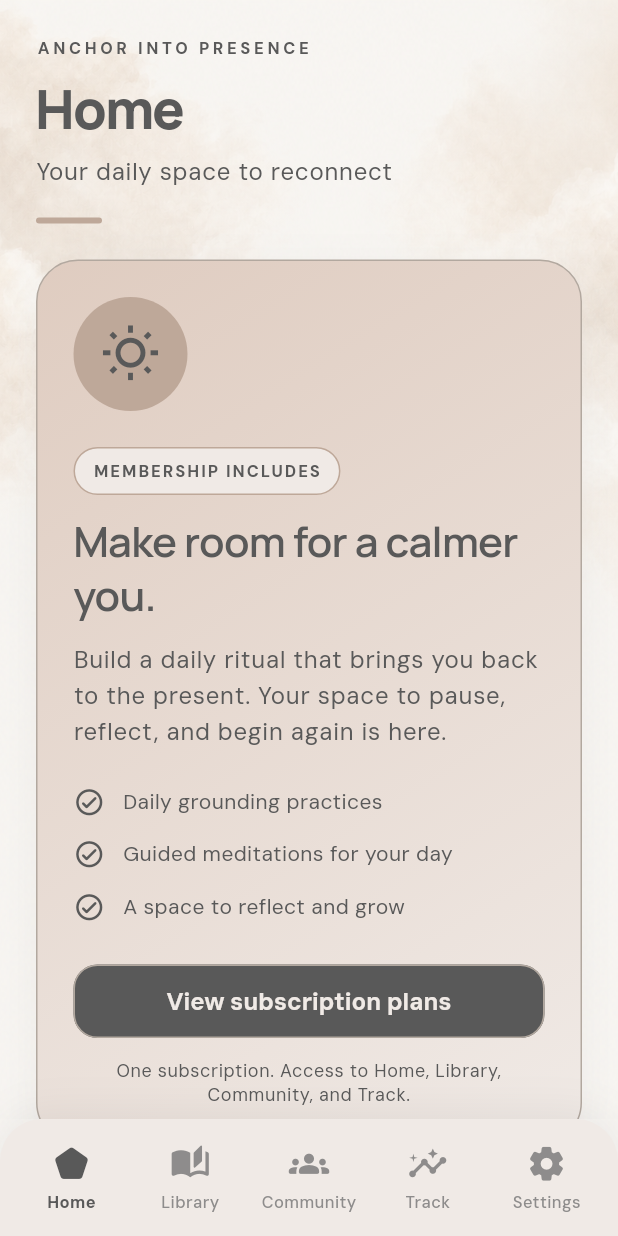
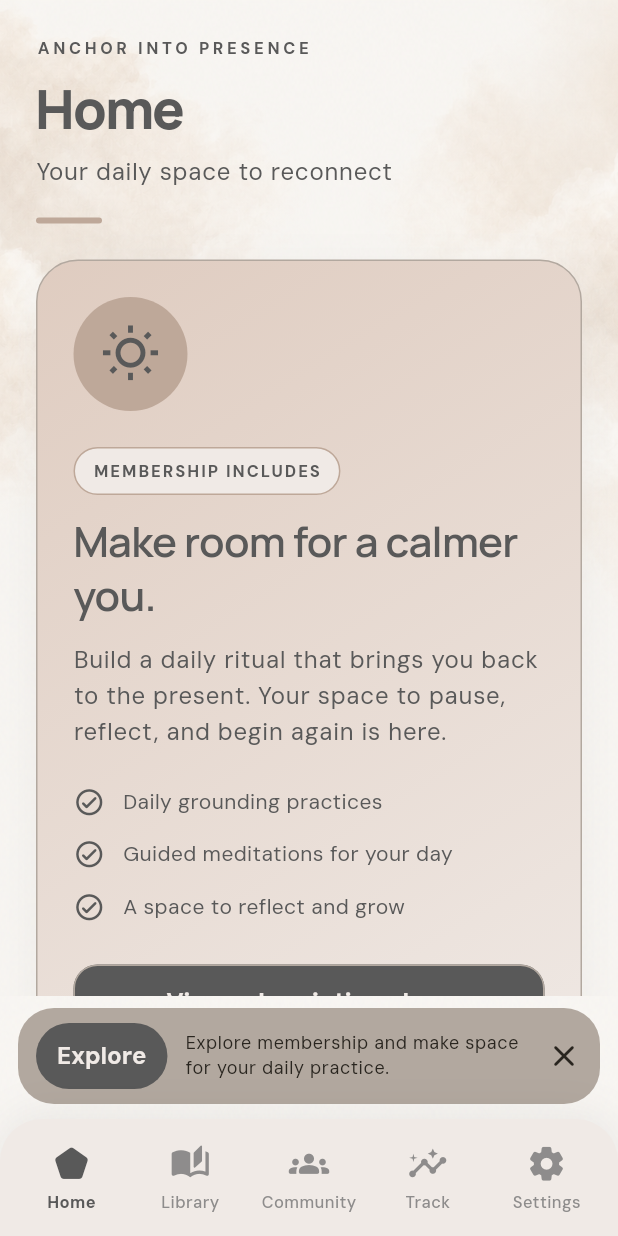
Before and after one commit to inteszel143/AnchorIntoPresence-frontend, a Flutter app: the screen it shows after launch, after a tap on "Next", after a tap on the "chevron left" icon, after a tap on "Skip", on a phone screen of 412 x 824 dp. Run offline on Flutter 3.47's test engine with Material 3 defaults, Android fonts, the light colour scheme and no system bars; our stand-ins replace app_links, auto_size_text, bloc, connectivity_plus, equatable, firebase_auth and 18 more; missing offline and left inert: adaptive_platform_ui, android_intent_plus, in_app_purchase_android, in_app_purchase_storekit; accounts and stored records are empty; network calls fail; project files that could hold a hidden picture were left out.

```diff
--- a/lib/common/main_screen.dart
+++ b/lib/common/main_screen.dart
@@ -1,5 +1,6 @@
 import 'package:mindfully_evolve_app/common/widgets/app_scaffold.dart';
 import 'widgets/app_tab_bar.dart';
+import 'widgets/membership_banner.dart';
 
 import 'package:flutter/material.dart';
 import 'widgets/subscription_tab_page.dart';
@@ -24,6 +25,7 @@ class MainScreen extends StatefulWidget {
 class _MainScreenState extends State<MainScreen> {
   int _selectedIndex = 0;
   final Set<int> _visited = {};
+  bool _membershipBannerDismissed = false;
 
   @override
   void initState() {
@@ -73,9 +75,20 @@ class _MainScreenState extends State<MainScreen> {
                     : pages[index])
                 : const SizedBox.shrink()),
       ),
-      bottomNavigationBar: AppTabBar(
-        selectedIndex: _selectedIndex,
-        onTap: _onItemTapped,
+      bottomNavigationBar: Column(
+        mainAxisSize: MainAxisSize.min,
+        children: [
+          if (!globals.isSubscribed && !_membershipBannerDismissed)
+            MembershipBanner(
+              onExplore: _openSubscriptionPlans,
+              onDismiss: () =>
+                  setState(() => _membershipBannerDismissed = true),
+            ),
+          AppTabBar(
+            selectedIndex: _selectedIndex,
+            onTap: _onItemTapped,
+          ),
+        ],
       ),
     );
   }
--- /dev/null
+++ b/lib/common/widgets/membership_banner.dart
@@ -0,0 +1,72 @@
+import 'package:flutter/material.dart';
+
+class MembershipBanner extends StatelessWidget {
+  const MembershipBanner({
+    super.key,
+    required this.onExplore,
+    required this.onDismiss,
+  });
+
+  final VoidCallback onExplore;
+  final VoidCallback onDismiss;
+
+  @override
+  Widget build(BuildContext context) {
+    final colors = Theme.of(context).colorScheme;
+    return SafeArea(
+      top: false,
+      bottom: false,
+      child: Padding(
+        padding: const EdgeInsets.fromLTRB(12, 8, 12, 10),
+        child: Material(
+          color: colors.primaryContainer,
+          borderRadius: BorderRadius.circular(24),
+          child: Padding(
+            padding: const EdgeInsets.only(left: 12, top: 8, bottom: 8),
+            child: Row(
+              children: [
+                Expanded(
+                  child: LayoutBuilder(builder: (context, constraints) {
+                    final button = FilledButton(
+                      onPressed: onExplore,
+                      style: FilledButton.styleFrom(
+                        minimumSize: const Size(0, 44),
+                        padding: const EdgeInsets.symmetric(horizontal: 14),
+                      ),
+                      child: const Text('Explore'),
+                    );
+                    final message = Text(
+                      'Explore membership and make space for your daily practice.',
+                      style: Theme.of(context).textTheme.bodySmall?.copyWith(
+                            color: colors.onPrimaryContainer,
+                            height: 1.4,
+                          ),
+                    );
+                    if (constraints.maxWidth < 280 ||
+                        MediaQuery.textScalerOf(context).scale(14) > 20) {
+                      return Column(
+                        crossAxisAlignment: CrossAxisAlignment.start,
+                        children: [message, const SizedBox(height: 8), button],
+                      );
+                    }
+                    return Row(children: [
+                      button,
+                      const SizedBox(width: 12),
+                      Expanded(child: message),
+                    ]);
+                  }),
+                ),
+                IconButton(
+                  tooltip: 'Dismiss membership banner',
+                  onPressed: onDismiss,
+                  color: colors.onPrimaryContainer,
+                  icon: const Icon(Icons.close_rounded),
+                ),
+              ],
+            ),
+          ),
+        ),
+      ),
+    );
+  }
+}
```
Also changed, not shown: lib/screens/dashboard/home_dashboard.dart (+130 -2 lines), 3 other files.
